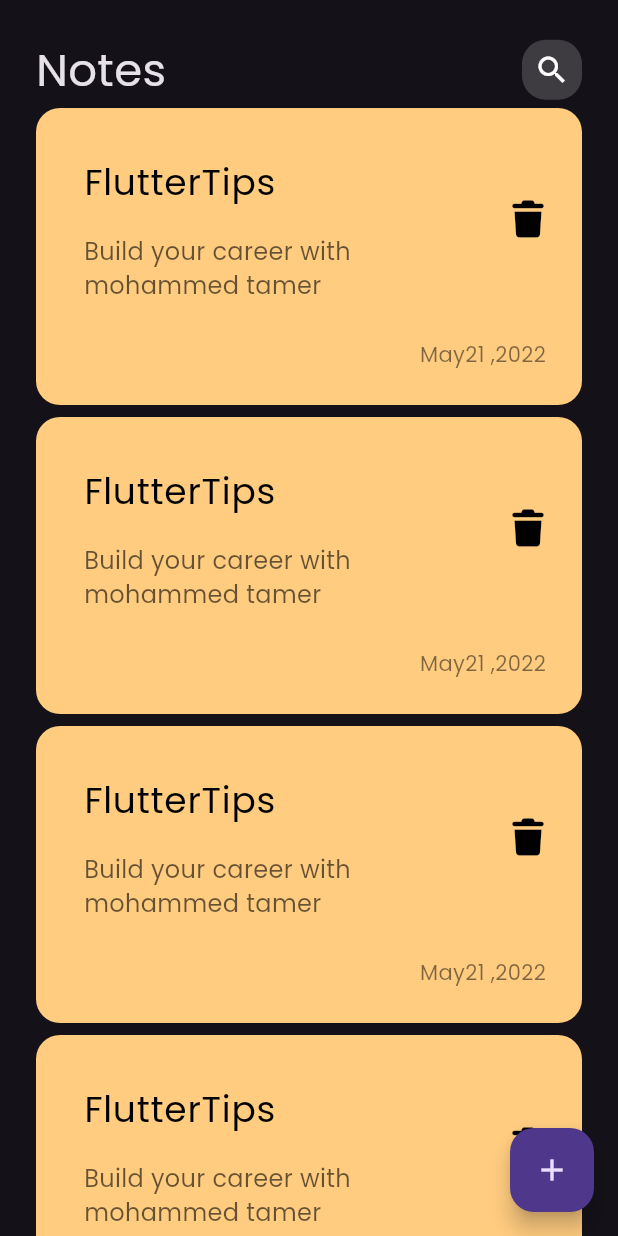
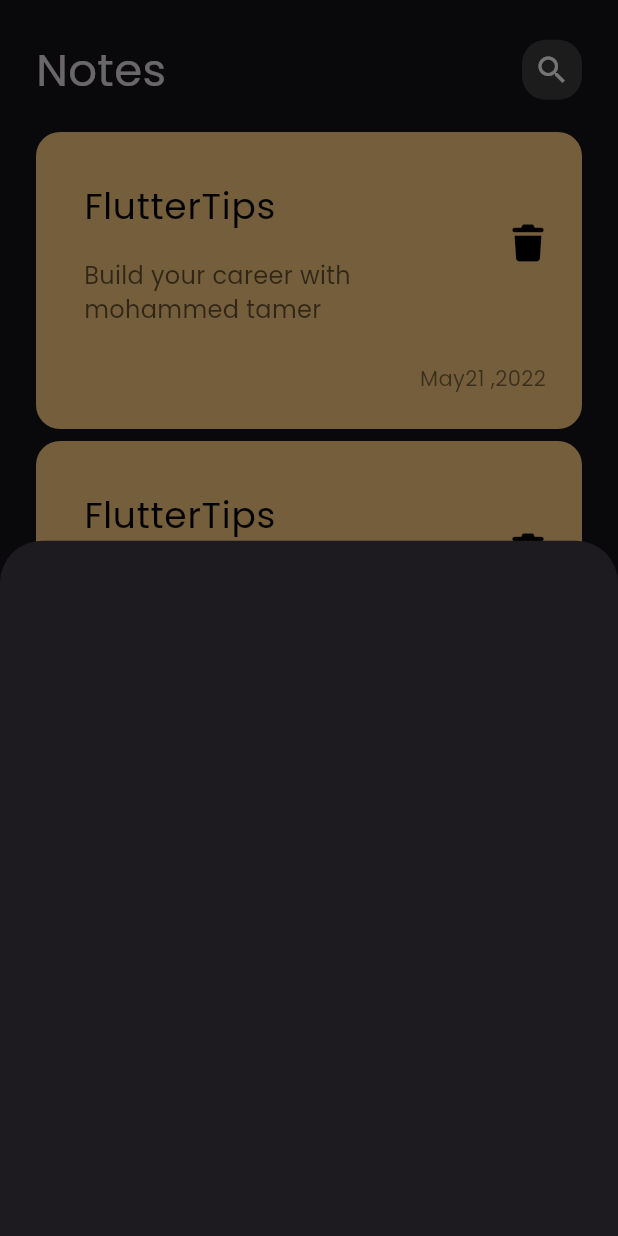
Before and after one commit to MohammedNassar1/Notes_App, a Flutter app: the screen it shows after launch, after a tap on the "add" icon, on a phone screen of 412 x 824 dp. Run offline on Flutter 3.47's test engine with Material 3 defaults, Android fonts, the phone set to English and light mode, and no system bars; our stand-ins replace font_awesome_flutter.

Commit message:
show  modal buttom sheet

```diff
--- a/lib/views/Notes_view.dart
+++ b/lib/views/Notes_view.dart
@@ -1,4 +1,5 @@
 import 'package:flutter/material.dart';
+import 'package:notesapp1/widgets/add_note_buttom_sheet.dart';
 import 'package:notesapp1/widgets/notes_app_body.dart';
 
 class NotesView extends StatelessWidget {
@@ -9,7 +10,13 @@
     return Scaffold(
       body: NotesAppBody(),
       floatingActionButton: FloatingActionButton(
-        onPressed: () {},
+        onPressed: () {
+        showModalBottomSheet(context: context, builder: (context){
+          return AddNoteButtomSheet();
+        });
+
+
+        },
         child: Icon(Icons.add),
       ),
     );
--- /dev/null
+++ b/lib/widgets/add_note_buttom_sheet.dart
@@ -0,0 +1,10 @@
+import 'package:flutter/material.dart';
+
+class AddNoteButtomSheet extends StatelessWidget {
+  const AddNoteButtomSheet({super.key});
+
+  @override
+  Widget build(BuildContext context) {
+    return Container();
+  }
+}
--- a/lib/widgets/notes_list_view.dart
+++ b/lib/widgets/notes_list_view.dart
@@ -6,13 +6,17 @@
 
   @override
   Widget build(BuildContext context) {
-    return ListView.builder(
+    return Padding(
+      padding: const EdgeInsets.symmetric(vertical: 16),
+      child: ListView.builder(
+        padding: EdgeInsetsGeometry.zero,
         itemBuilder: (context, index) {
           return const Padding(
             padding: EdgeInsets.symmetric(vertical: 4),
             child: CustomNoteIcon(),
           );
         },
+      ),
     );
   }
 }
```
Lines whose indentation alone changed are shown as unchanged.
